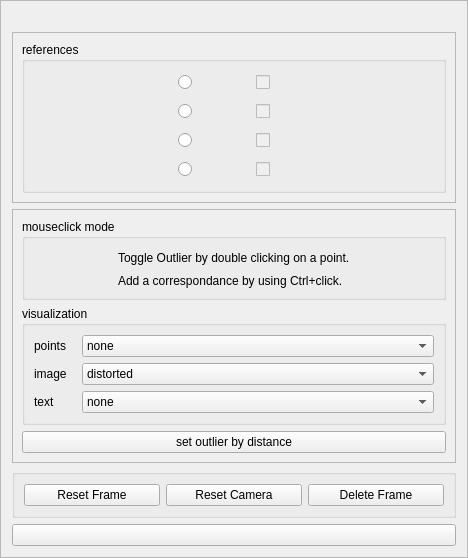
XROMMPackages/xmalab, file src/ui/ui-files/WizardCalibrationCubeFrame.ui: the form before one commit.
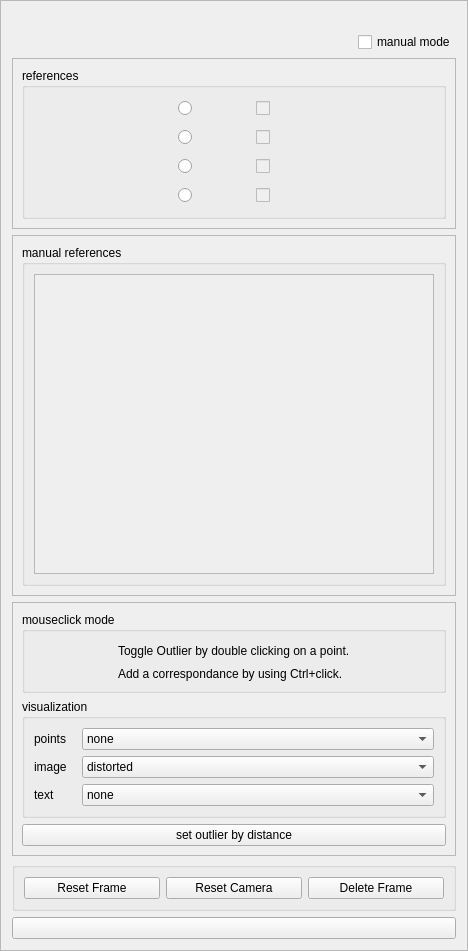
The form after the commit.

Commit message: Added the possibility to run a manually select points during calibration, Enabled light cameras and fixed a bug when loading files, which mix cameras with and without undistortiongrid.

Diff of the .ui file:
```diff
--- a/src/ui/ui-files/WizardCalibrationCubeFrame.ui
+++ b/src/ui/ui-files/WizardCalibrationCubeFrame.ui
@@ -7,7 +7,7 @@
     <x>0</x>
     <y>0</y>
     <width>468</width>
-    <height>518</height>
+    <height>899</height>
    </rect>
   </property>
   <property name="windowTitle">
@@ -33,14 +33,252 @@
      </property>
     </widget>
    </item>
-   <item row="5" column="0">
+   <item row="6" column="0" colspan="2">
     <widget class="QPushButton" name="pushButton">
      <property name="text">
       <string/>
      </property>
     </widget>
    </item>
-   <item row="3" column="0">
+   <item row="1" column="0">
+    <spacer name="horizontalSpacer_5">
+     <property name="orientation">
+      <enum>Qt::Horizontal</enum>
+     </property>
+     <property name="sizeHint" stdset="0">
+      <size>
+       <width>40</width>
+       <height>20</height>
+      </size>
+     </property>
+    </spacer>
+   </item>
+   <item row="2" column="0" colspan="2">
+    <widget class="QFrame" name="frameReferences">
+     <property name="frameShape">
+      <enum>QFrame::StyledPanel</enum>
+     </property>
+     <property name="frameShadow">
+      <enum>QFrame::Raised</enum>
+     </property>
+     <layout class="QGridLayout" name="gridLayout_5">
+      <item row="0" column="0">
+       <widget class="QGroupBox" name="groupBox">
+        <property name="title">
+         <string>references</string>
+        </property>
+        <layout class="QGridLayout" name="gridLayout_6">
+         <property name="leftMargin">
+          <number>15</number>
+         </property>
+         <property name="horizontalSpacing">
+          <number>20</number>
+         </property>
+         <item row="3" column="5">
+          <widget class="QLabel" name="labelReference4">
+           <property name="text">
+            <string/>
+           </property>
+          </widget>
+         </item>
+         <item row="3" column="3">
+          <widget class="QToolButton" name="toolButtonReference4">
+           <property name="text">
+            <string/>
+           </property>
+           <property name="autoRaise">
+            <bool>true</bool>
+           </property>
+          </widget>
+         </item>
+         <item row="2" column="3">
+          <widget class="QToolButton" name="toolButtonReference3">
+           <property name="text">
+            <string/>
+           </property>
+           <property name="autoRaise">
+            <bool>true</bool>
+           </property>
+          </widget>
+         </item>
+         <item row="0" column="3">
+          <widget class="QToolButton" name="toolButtonReference1">
+           <property name="text">
+            <string/>
+           </property>
+           <property name="popupMode">
+            <enum>QToolButton::DelayedPopup</enum>
+           </property>
+           <property name="toolButtonStyle">
+            <enum>Qt::ToolButtonIconOnly</enum>
+           </property>
+           <property name="autoRaise">
+            <bool>true</bool>
+           </property>
+          </widget>
+         </item>
+         <item row="1" column="3">
+          <widget class="QToolButton" name="toolButtonReference2">
+           <property name="text">
+            <string/>
+           </property>
+           <property name="autoRaise">
+            <bool>true</bool>
+           </property>
+          </widget>
+         </item>
+         <item row="2" column="5">
+          <widget class="QLabel" name="labelReference3">
+           <property name="text">
+            <string/>
+           </property>
+          </widget>
+         </item>
+         <item row="0" column="4">
+          <widget class="QCheckBox" name="checkBoxReference1">
+           <property name="enabled">
+            <bool>false</bool>
+           </property>
+           <property name="sizePolicy">
+            <sizepolicy hsizetype="Maximum" vsizetype="Fixed">
+             <horstretch>0</horstretch>
+             <verstretch>0</verstretch>
+            </sizepolicy>
+           </property>
+           <property name="text">
+            <string/>
+           </property>
+          </widget>
+         </item>
+         <item row="0" column="5">
+          <widget class="QLabel" name="labelReference1">
+           <property name="text">
+            <string/>
+           </property>
+          </widget>
+         </item>
+         <item row="1" column="5">
+          <widget class="QLabel" name="labelReference2">
+           <property name="text">
+            <string/>
+           </property>
+          </widget>
+         </item>
+         <item row="0" column="2">
+          <widget class="QRadioButton" name="radioButtonReference1">
+           <property name="sizePolicy">
+            <sizepolicy hsizetype="Minimum" vsizetype="Preferred">
+             <horstretch>0</horstretch>
+             <verstretch>0</verstretch>
+            </sizepolicy>
+           </property>
+           <property name="text">
+            <string/>
+           </property>
+          </widget>
+         </item>
+         <item row="1" column="4">
+          <widget class="QCheckBox" name="checkBoxReference2">
+           <property name="enabled">
+            <bool>false</bool>
+           </property>
+           <property name="sizePolicy">
+            <sizepolicy hsizetype="Maximum" vsizetype="Fixed">
+             <horstretch>0</horstretch>
+             <verstretch>0</verstretch>
+            </sizepolicy>
+           </property>
+           <property name="text">
+            <string/>
+           </property>
+          </widget>
+         </item>
+         <item row="3" column="4">
+          <widget class="QCheckBox" name="checkBoxReference4">
+           <property name="enabled">
+            <bool>false</bool>
+           </property>
+           <property name="sizePolicy">
+            <sizepolicy hsizetype="Maximum" vsizetype="Fixed">
+             <horstretch>0</horstretch>
+             <verstretch>0</verstretch>
+            </sizepolicy>
+           </property>
+           <property name="text">
+            <string/>
+           </property>
+          </widget>
+         </item>
+         <item row="2" column="2">
+          <widget class="QRadioButton" name="radioButtonReference3">
+           <property name="text">
+            <string/>
+           </property>
+          </widget>
+         </item>
+         <item row="1" column="2">
+          <widget class="QRadioButton" name="radioButtonReference2">
+           <property name="text">
+            <string/>
+           </property>
+          </widget>
+         </item>
+         <item row="3" column="2">
+          <widget class="QRadioButton" name="radioButtonReference4">
+           <property name="text">
+            <string/>
+           </property>
+          </widget>
+         </item>
+         <item row="0" column="6">
+          <spacer name="horizontalSpacer_2">
+           <property name="orientation">
+            <enum>Qt::Horizontal</enum>
+           </property>
+           <property name="sizeHint" stdset="0">
+            <size>
+             <width>110</width>
+             <height>20</height>
+            </size>
+           </property>
+          </spacer>
+         </item>
+         <item row="2" column="4">
+          <widget class="QCheckBox" name="checkBoxReference3">
+           <property name="enabled">
+            <bool>false</bool>
+           </property>
+           <property name="sizePolicy">
+            <sizepolicy hsizetype="Maximum" vsizetype="Fixed">
+             <horstretch>0</horstretch>
+             <verstretch>0</verstretch>
+            </sizepolicy>
+           </property>
+           <property name="text">
+            <string/>
+           </property>
+          </widget>
+         </item>
+         <item row="0" column="0">
+          <spacer name="horizontalSpacer">
+           <property name="orientation">
+            <enum>Qt::Horizontal</enum>
+           </property>
+           <property name="sizeHint" stdset="0">
+            <size>
+             <width>40</width>
+             <height>20</height>
+            </size>
+           </property>
+          </spacer>
+         </item>
+        </layout>
+       </widget>
+      </item>
+     </layout>
+    </widget>
+   </item>
+   <item row="4" column="0" colspan="2">
     <widget class="QFrame" name="frameModifyCalibration">
      <property name="frameShape">
       <enum>QFrame::StyledPanel</enum>
@@ -258,232 +496,7 @@
      </layout>
     </widget>
    </item>
-   <item row="1" column="0">
-    <widget class="QFrame" name="frameReferences">
-     <property name="frameShape">
-      <enum>QFrame::StyledPanel</enum>
-     </property>
-     <property name="frameShadow">
-      <enum>QFrame::Raised</enum>
-     </property>
-     <layout class="QGridLayout" name="gridLayout_5">
-      <item row="0" column="0">
-       <widget class="QGroupBox" name="groupBox">
-        <property name="title">
-         <string>references</string>
-        </property>
-        <layout class="QGridLayout" name="gridLayout_6">
-         <property name="leftMargin">
-          <number>15</number>
-         </property>
-         <property name="horizontalSpacing">
-          <number>20</number>
-         </property>
-         <item row="2" column="5">
-          <widget class="QLabel" name="labelReference3">
-           <property name="text">
-            <string/>
-           </property>
-          </widget>
-         </item>
-         <item row="0" column="4">
-          <widget class="QCheckBox" name="checkBoxReference1">
-           <property name="enabled">
-            <bool>false</bool>
-           </property>
-           <property name="sizePolicy">
-            <sizepolicy hsizetype="Maximum" vsizetype="Fixed">
-             <horstretch>0</horstretch>
-             <verstretch>0</verstretch>
-            </sizepolicy>
-           </property>
-           <property name="text">
-            <string/>
-           </property>
-          </widget>
-         </item>
-         <item row="0" column="5">
-          <widget class="QLabel" name="labelReference1">
-           <property name="text">
-            <string/>
-           </property>
-          </widget>
-         </item>
-         <item row="1" column="5">
-          <widget class="QLabel" name="labelReference2">
-           <property name="text">
-            <string/>
-           </property>
-          </widget>
-         </item>
-         <item row="0" column="2">
-          <widget class="QRadioButton" name="radioButtonReference1">
-           <property name="sizePolicy">
-            <sizepolicy hsizetype="Minimum" vsizetype="Preferred">
-             <horstretch>0</horstretch>
-             <verstretch>0</verstretch>
-            </sizepolicy>
-           </property>
-           <property name="text">
-            <string/>
-           </property>
-          </widget>
-         </item>
-         <item row="1" column="4">
-          <widget class="QCheckBox" name="checkBoxReference2">
-           <property name="enabled">
-            <bool>false</bool>
-           </property>
-           <property name="sizePolicy">
-            <sizepolicy hsizetype="Maximum" vsizetype="Fixed">
-             <horstretch>0</horstretch>
-             <verstretch>0</verstretch>
-            </sizepolicy>
-           </property>
-           <property name="text">
-            <string/>
-           </property>
-          </widget>
-         </item>
-         <item row="3" column="4">
-          <widget class="QCheckBox" name="checkBoxReference4">
-           <property name="enabled">
-            <bool>false</bool>
-           </property>
-           <property name="sizePolicy">
-            <sizepolicy hsizetype="Maximum" vsizetype="Fixed">
-             <horstretch>0</horstretch>
-             <verstretch>0</verstretch>
-            </sizepolicy>
-           </property>
-           <property name="text">
-            <string/>
-           </property>
-          </widget>
-         </item>
-         <item row="2" column="2">
-          <widget class="QRadioButton" name="radioButtonReference3">
-           <property name="text">
-            <string/>
-           </property>
-          </widget>
-         </item>
-         <item row="1" column="2">
-          <widget class="QRadioButton" name="radioButtonReference2">
-           <property name="text">
-            <string/>
-           </property>
-          </widget>
-         </item>
-         <item row="3" column="2">
-          <widget class="QRadioButton" name="radioButtonReference4">
-           <property name="text">
-            <string/>
-           </property>
-          </widget>
-         </item>
-         <item row="0" column="6">
-          <spacer name="horizontalSpacer_2">
-           <property name="orientation">
-            <enum>Qt::Horizontal</enum>
-           </property>
-           <property name="sizeHint" stdset="0">
-            <size>
-             <width>110</width>
-             <height>20</height>
-            </size>
-           </property>
-          </spacer>
-         </item>
-         <item row="2" column="4">
-          <widget class="QCheckBox" name="checkBoxReference3">
-           <property name="enabled">
-            <bool>false</bool>
-           </property>
-           <property name="sizePolicy">
-            <sizepolicy hsizetype="Maximum" vsizetype="Fixed">
-             <horstretch>0</horstretch>
-             <verstretch>0</verstretch>
-            </sizepolicy>
-           </property>
-           <property name="text">
-            <string/>
-           </property>
-          </widget>
-         </item>
-         <item row="0" column="0">
-          <spacer name="horizontalSpacer">
-           <property name="orientation">
-            <enum>Qt::Horizontal</enum>
-           </property>
-           <property name="sizeHint" stdset="0">
-            <size>
-             <width>40</width>
-             <height>20</height>
-            </size>
-           </property>
-          </spacer>
-         </item>
-         <item row="3" column="5">
-          <widget class="QLabel" name="labelReference4">
-           <property name="text">
-            <string/>
-           </property>
-          </widget>
-         </item>
-         <item row="0" column="3">
-          <widget class="QToolButton" name="toolButtonReference1">
-           <property name="text">
-            <string/>
-           </property>
-           <property name="popupMode">
-            <enum>QToolButton::DelayedPopup</enum>
-           </property>
-           <property name="toolButtonStyle">
-            <enum>Qt::ToolButtonIconOnly</enum>
-           </property>
-           <property name="autoRaise">
-            <bool>true</bool>
-           </property>
-          </widget>
-         </item>
-         <item row="1" column="3">
-          <widget class="QToolButton" name="toolButtonReference2">
-           <property name="text">
-            <string/>
-           </property>
-           <property name="autoRaise">
-            <bool>true</bool>
-           </property>
-          </widget>
-         </item>
-         <item row="2" column="3">
-          <widget class="QToolButton" name="toolButtonReference3">
-           <property name="text">
-            <string/>
-           </property>
-           <property name="autoRaise">
-            <bool>true</bool>
-           </property>
-          </widget>
-         </item>
-         <item row="3" column="3">
-          <widget class="QToolButton" name="toolButtonReference4">
-           <property name="text">
-            <string/>
-           </property>
-           <property name="autoRaise">
-            <bool>true</bool>
-           </property>
-          </widget>
-         </item>
-        </layout>
-       </widget>
-      </item>
-     </layout>
-    </widget>
-   </item>
-   <item row="4" column="0">
+   <item row="5" column="0" colspan="2">
     <widget class="QGroupBox" name="groupBoxDelete">
      <property name="title">
       <string/>
@@ -513,6 +526,59 @@
      </layout>
     </widget>
    </item>
+   <item row="3" column="0" colspan="2">
+    <widget class="QFrame" name="frameManual">
+     <property name="frameShape">
+      <enum>QFrame::StyledPanel</enum>
+     </property>
+     <property name="frameShadow">
+      <enum>QFrame::Raised</enum>
+     </property>
+     <layout class="QGridLayout" name="gridLayout_9">
+      <item row="1" column="0">
+       <widget class="QGroupBox" name="groupBox_2">
+        <property name="title">
+         <string>manual references</string>
+        </property>
+        <layout class="QGridLayout" name="gridLayout_8">
+         <item row="1" column="0" colspan="2">
+          <widget class="QScrollArea" name="scrollArea">
+           <property name="minimumSize">
+            <size>
+             <width>200</width>
+             <height>300</height>
+            </size>
+           </property>
+           <property name="widgetResizable">
+            <bool>true</bool>
+           </property>
+           <widget class="QWidget" name="scrollAreaWidgetContents">
+            <property name="geometry">
+             <rect>
+              <x>0</x>
+              <y>0</y>
+              <width>406</width>
+              <height>298</height>
+             </rect>
+            </property>
+            <layout class="QGridLayout" name="gridLayout_10"/>
+            <zorder>groupBox_2</zorder>
+           </widget>
+          </widget>
+         </item>
+        </layout>
+       </widget>
+      </item>
+     </layout>
+    </widget>
+   </item>
+   <item row="1" column="1">
+    <widget class="QCheckBox" name="checkBoxManual">
+     <property name="text">
+      <string>manual mode</string>
+     </property>
+    </widget>
+   </item>
   </layout>
  </widget>
  <resources/>
```
Left out of the diff: 60 changed lines with no effect on the pictures. The commit also changes 13 other files.
